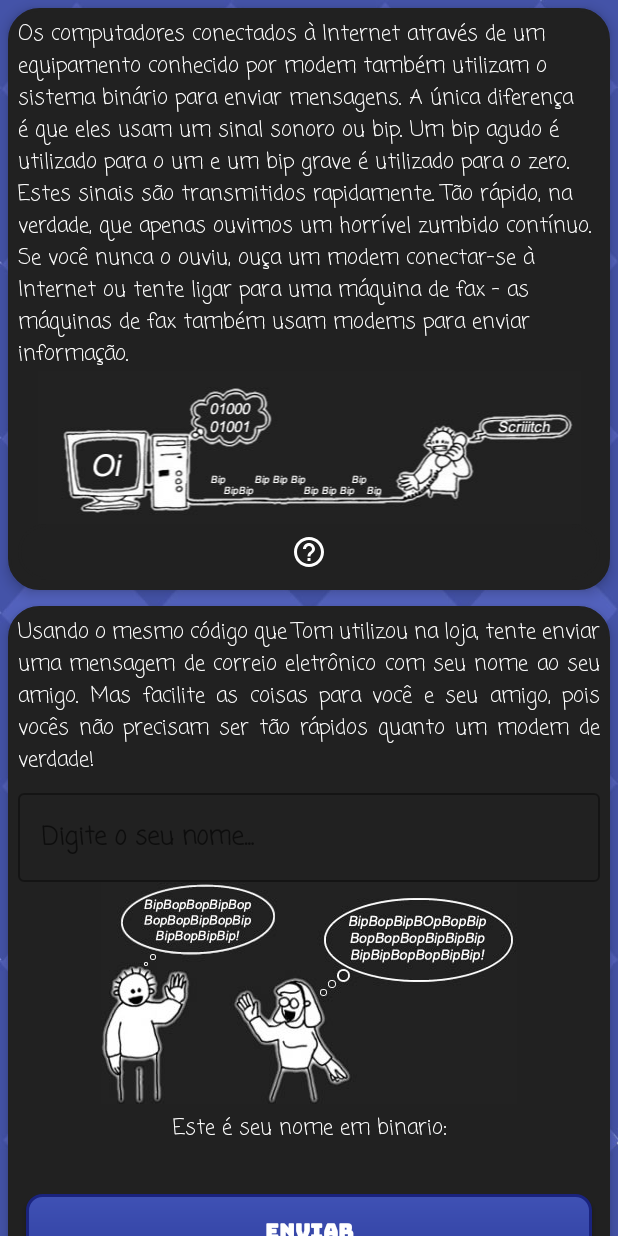
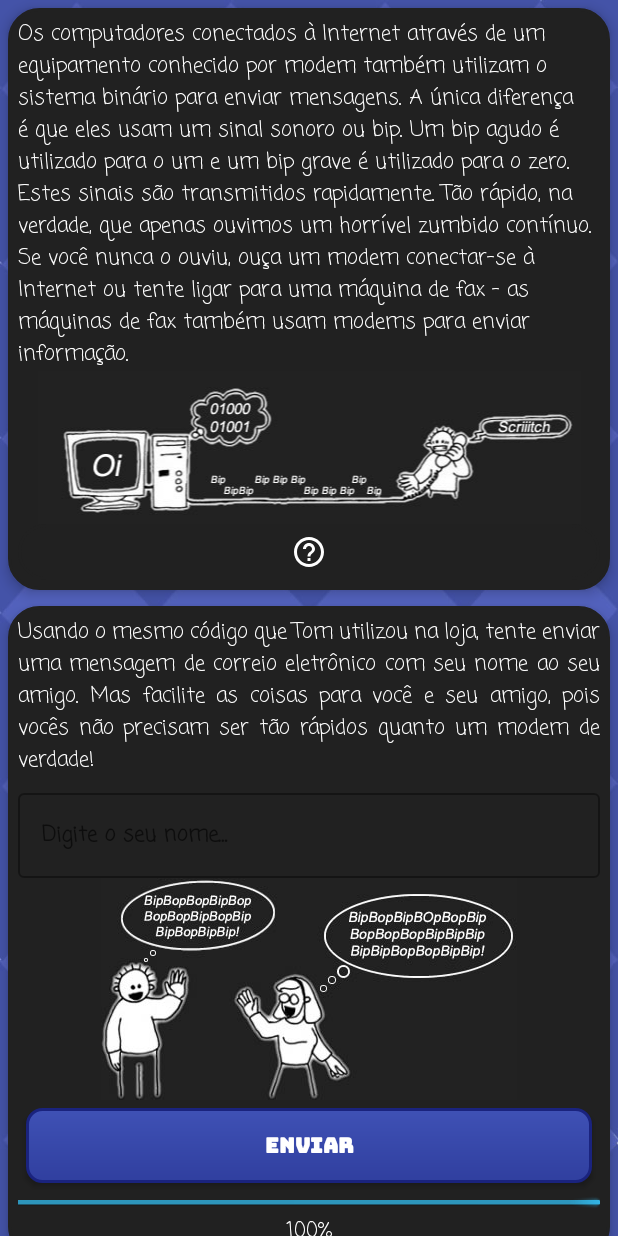
Before and after one commit to barbosamaatheus/PluggedComputing, an Android app: the fragment CorreioEletronicoModemsFragment placed in its activity, after a tap on "ENVIAR", on a phone screen of 412 x 824 dp. Run offline under Robolectric (Android 15) with nearby library versions, the phone set to English and light mode, and no system bars; 1 statement that could not run was skipped; 1 other tap on this screen came first.

Commit message:
Mudança nas tela de correios eletronicos e modems

```diff
--- a/app/src/main/java/com/tcc/projeto/appcomputacaoplugada/fragments/CorreioEletronicoModemsFragment.java
+++ b/app/src/main/java/com/tcc/projeto/appcomputacaoplugada/fragments/CorreioEletronicoModemsFragment.java
@@ -1,6 +1,7 @@
 package com.tcc.projeto.appcomputacaoplugada.fragments;
 
 import android.os.Bundle;
+import android.os.Handler;
 import android.support.design.widget.TextInputEditText;
 import android.support.design.widget.TextInputLayout;
 import android.text.Editable;
@@ -11,6 +12,7 @@ import android.view.ViewGroup;
 import android.widget.Button;
 import android.widget.EditText;
 import android.widget.ImageButton;
+import android.widget.ProgressBar;
 import android.widget.TextView;
 
 import com.tcc.projeto.appcomputacaoplugada.R;
@@ -19,11 +21,14 @@ import com.tcc.projeto.appcomputacaoplugada.adapter.TabelaAdapter;
 public class CorreioEletronicoModemsFragment extends MyFragments {
     private TextInputLayout textInputLayout1, textInputLayout2;
     private TextInputEditText mTextoTraduzido;
-    private TextView envinado, recebendo, nomeBinario, mensagemRecebida;
+    private TextView envinado, nomeBinario;
     private Button mEnviar;
     private String textoNome = "";
     private String textoTraduzido = "";
     private String textoRecebido = "";
+    private ProgressBar pb;
+    private int progressStatus = 0;
+    private Handler handler = new Handler();
 
 
     public CorreioEletronicoModemsFragment() {
@@ -37,7 +42,7 @@ public class CorreioEletronicoModemsFragment extends MyFragments {
         View view = inflater.inflate(R.layout.fragment_correio_eletronico_modems, container, false);
         initViews(view);
         initVerify();
-        mensagemRecebida.setText(textoRecebido);
+        nomeBinario.setText(textoRecebido);
         mDicas.setOnClickListener(new View.OnClickListener() {
             @Override
             public void onClick(View view) {
@@ -45,37 +50,19 @@ public class CorreioEletronicoModemsFragment extends MyFragments {
             }
         });
 
-        mTextoNome.addTextChangedListener(new TextWatcher() {
-
-            @Override
-            public void beforeTextChanged(CharSequence charSequence, int i, int i1, int i2) {
-            }
-
-            @Override
-            public void onTextChanged(CharSequence charSequence, int i, int i1, int i2) {
-                if (charSequence.length() != -1) {
-                    nomeBinario.setText(converterBinario(charSequence));
-                }
-
-            }
-
-            @Override
-            public void afterTextChanged(Editable editable) {
-            }
-        });
         mEnviar.setOnClickListener(new View.OnClickListener() {
             @Override
             public void onClick(View view) {
+                textoNome = mTextoNome.getText().toString();
                 envinado.setVisibility(View.VISIBLE);
-                recebendo.setVisibility(View.VISIBLE);
-                mensagemRecebida.setText(converterNumero(nomeBinario.getText().toString()));
+                showProgressBar();
             }
         });
 
         mFinalizar.setOnClickListener(new View.OnClickListener() {
             @Override
             public void onClick(View view) {
-                textoRecebido = mensagemRecebida.getText().toString();
+                textoRecebido = nomeBinario.getText().toString();
                 if (respostasIsEmpty()) {
                     onCreateDialog("Algo deu errado", getString(R.string.texto_alert_sem_resposta), R.drawable.ic_error_outline_black_24dp);
                 } else {
@@ -87,30 +74,26 @@ public class CorreioEletronicoModemsFragment extends MyFragments {
         return view;
     }
 
-
     @Override
     protected void initViews(View view) {
         initEditTexts(view);
         initTextView(view);
+        pb = (ProgressBar) view.findViewById(R.id.pb);
         mDicas = (ImageButton) view.findViewById(R.id.dicasCEM);
         mEnviar = (Button) view.findViewById(R.id.enviar);
         mFinalizar = (Button) view.findViewById(R.id.btn_finalizar_cem);
-
     }
 
     private void initEditTexts(View view) {
         textInputLayout1 = (TextInputLayout) view.findViewById(R.id.textInputLayout1);
         textInputLayout2 = (TextInputLayout) view.findViewById(R.id.textInputLayout2);
         mTextoTraduzido = (TextInputEditText) view.findViewById(R.id.textoTraduzidoCem);
-        mTextoNome =  (TextInputEditText) view.findViewById(R.id.textoNome);
+        mTextoNome = (TextInputEditText) view.findViewById(R.id.textoNome);
     }
 
     private void initTextView(View view) {
         envinado = (TextView) view.findViewById(R.id.enviando);
-        recebendo = (TextView) view.findViewById(R.id.recebendo);
         nomeBinario = (TextView) view.findViewById(R.id.nomeBinario);
-        mensagemRecebida = (TextView) view.findViewById(R.id.mensagemRecebida);
-
     }
 
     @Override
@@ -129,7 +112,7 @@ public class CorreioEletronicoModemsFragment extends MyFragments {
     protected boolean validarCampos() {
         View focus = null;
         exibir = false;
-        if (!validarTexto(mensagemRecebida.toString())) {
+        if(!validarTexto(textoTraduzido)){
             mTextoTraduzido.setError(getString(R.string.resposta_incorreta));
             focus = mTextoTraduzido;
             exibir = true;
@@ -156,32 +139,51 @@ public class CorreioEletronicoModemsFragment extends MyFragments {
     }
 
     private boolean validarTexto(String s) {
-        if (textoTraduzido.equalsIgnoreCase("ola, " + textoNome)) {
+        if (s.equalsIgnoreCase("ola, " + textoNome)) {
             return true;
         }
         return false;
     }
 
-
-    private String converterNumero(String s) {
+    private String converterBinario(String mTextoNome) {
         TabelaAdapter tabela = new TabelaAdapter();
-        String nomeNumero = "15 12 1, ";
-        int init = 0;
-        int end = 5;
+        String nomeBinarios = "01111 01100 00001, ";
         for (int i = 0; i < mTextoNome.length(); i++) {
-            nomeNumero += tabela.obterNumeroDoBinario(s.substring(init, end)) + " ";
-            init = end;
-            end += 5;
-        }
-        return nomeNumero;
-    }
-
-    private String converterBinario(CharSequence mTextoNome) {
-        TabelaAdapter tabela = new TabelaAdapter();
-        String nomeBinarios = "";
-        for (int i = 0; i < mTextoNome.length(); i++) {
-            nomeBinarios += tabela.obterBinarioDaLetra(mTextoNome.charAt(i) + "");
+            nomeBinarios += tabela.obterBinarioDaLetra(mTextoNome.charAt(i)+"")+" ";
         }
         return nomeBinarios;
     }
+
+    private void showProgressBar() {
+        progressStatus = 0;
+        new Thread(new Runnable() {
+            @Override
+            public void run() {
+                while (progressStatus < 100) {
+                    // Update the progress status
+                    progressStatus += 1;
+
+                    // Try to sleep the thread for 20 milliseconds
+                    try {
+                        Thread.sleep(20);
+                    } catch (InterruptedException e) {
+                        e.printStackTrace();
+                    }
+
+                    // Update the progress bar
+                    handler.post(new Runnable() {
+                        @Override
+                        public void run() {
+                            pb.setProgress(progressStatus);
+                            // Show the progress on TextView
+                            envinado.setText(progressStatus + "%");
+                        }
+                    });
+                }
+                nomeBinario.setText(converterBinario(textoNome.toString()));
+
+            }
+        }).start();// Start the operation
+
+    }
 }
--- a/app/src/main/res/layout/fragment_correio_eletronico_modems.xml
+++ b/app/src/main/res/layout/fragment_correio_eletronico_modems.xml
@@ -1,5 +1,6 @@
 <?xml version="1.0" encoding="utf-8"?>
 <ScrollView xmlns:android="http://schemas.android.com/apk/res/android"
+    xmlns:app="http://schemas.android.com/apk/res-auto"
     xmlns:tools="http://schemas.android.com/tools"
     android:layout_width="match_parent"
     android:layout_height="match_parent"
@@ -85,24 +86,6 @@
                 android:src="@mipmap/bipbop" />
 
 
-            <TextView
-                android:layout_width="match_parent"
-                android:layout_height="match_parent"
-                android:layout_marginTop="5dp"
-                android:fontFamily="casual"
-                android:text="Este é seu nome em binario:"
-                android:textAlignment="center"
-                android:textColor="@color/textColorPrimary" />
-
-            <TextView
-                android:id="@+id/nomeBinario"
-                android:layout_width="match_parent"
-                android:layout_height="match_parent"
-                android:layout_marginTop="5dp"
-                android:fontFamily="casual"
-                android:textAlignment="center"
-                android:textColor="@color/textColorPrimary" />
-
             <Button
                 android:id="@+id/enviar"
                 android:layout_width="match_parent"
@@ -114,12 +97,18 @@
                 android:textColor="@android:color/white"
                 android:textStyle="bold" />
 
+            <ProgressBar
+                android:id="@+id/pb"
+                style="@android:style/Widget.Holo.Light.ProgressBar.Horizontal"
+                android:layout_width="match_parent"
+                android:layout_height="wrap_content"
+                android:theme="@style/ProgressBarStyle" />
+
             <TextView
                 android:id="@+id/enviando"
                 android:layout_width="match_parent"
                 android:layout_height="match_parent"
                 android:fontFamily="casual"
-                android:text="Enviando: BipBopBopBopBopBipBip..."
                 android:textAlignment="center"
                 android:textColor="@color/textColorPrimary"
                 android:visibility="gone" />
@@ -133,19 +122,10 @@
             android:elevation="5dp"
             android:orientation="vertical">
 
-            <TextView
-                android:id="@+id/recebendo"
-                android:layout_width="match_parent"
-                android:layout_height="match_parent"
-                android:fontFamily="casual"
-                android:text="Recebendo: BopBopBipBipBopBip..."
-                android:textAlignment="center"
-                android:textColor="@color/textColorPrimary"
-                android:visibility="gone" />
-
             <ImageView
                 android:layout_width="match_parent"
                 android:layout_height="match_parent"
+                android:layout_marginTop="5dp"
                 android:background="@mipmap/alfabeto" />
 
             <TextView
@@ -153,14 +133,15 @@
                 android:layout_height="match_parent"
                 android:layout_marginTop="5dp"
                 android:fontFamily="casual"
-                android:text="Traduza a mensagem:"
+                android:text="O Tom te enviou está mensagem, vamos traduzir?:"
                 android:textAlignment="center"
                 android:textColor="@color/textColorPrimary" />
 
             <TextView
-                android:id="@+id/mensagemRecebida"
+                android:id="@+id/nomeBinario"
                 android:layout_width="match_parent"
                 android:layout_height="match_parent"
+                android:layout_marginTop="5dp"
                 android:fontFamily="casual"
                 android:textAlignment="center"
                 android:textColor="@color/textColorPrimary" />
@@ -178,11 +159,14 @@
                     android:id="@+id/textoTraduzidoCem"
                     android:layout_width="match_parent"
                     android:layout_height="wrap_content"
+                    android:focusable="true"
+                    android:focusableInTouchMode="true"
                     android:fontFamily="casual"
-                    android:hint="Digite a mensagem aqui..."
+                    android:hint="Traduza a mensagem aqui..."
                     android:textAlignment="center"
                     android:textColor="@color/textColorPrimary"
-                    android:textColorHint="@color/colorHint" />
+                    android:textColorHint="@color/colorHint"
+                    app:errorEnabled="true" />
             </android.support.design.widget.TextInputLayout>
 
 
--- a/app/src/main/res/values/styles.xml
+++ b/app/src/main/res/values/styles.xml
@@ -26,8 +26,15 @@
         <item name="colorControlActivated">@color/textColorPrimary</item>
         <item name="colorControlNormal">@color/colorHint</item>
         <item name="android:textStyle">bold</item>
+        <item name="android:textSize">14sp</item>
         <item name="android:textAlignment" tools:targetApi="jelly_bean_mr1">center</item>
         <item name="android:fontFamily" tools:targetApi="jelly_bean">casual</item>
 
     </style>
+    <style name="ProgressBarStyle" parent="EditTextStyle">
+        <item name="colorPrimary">@color/colorPrimary</item>
+        <item name="colorPrimaryDark">@color/colorPrimaryDark</item>
+        <item name="colorAccent">@color/textColorPrimary</item>
+
+    </style>
 </resources>
```
